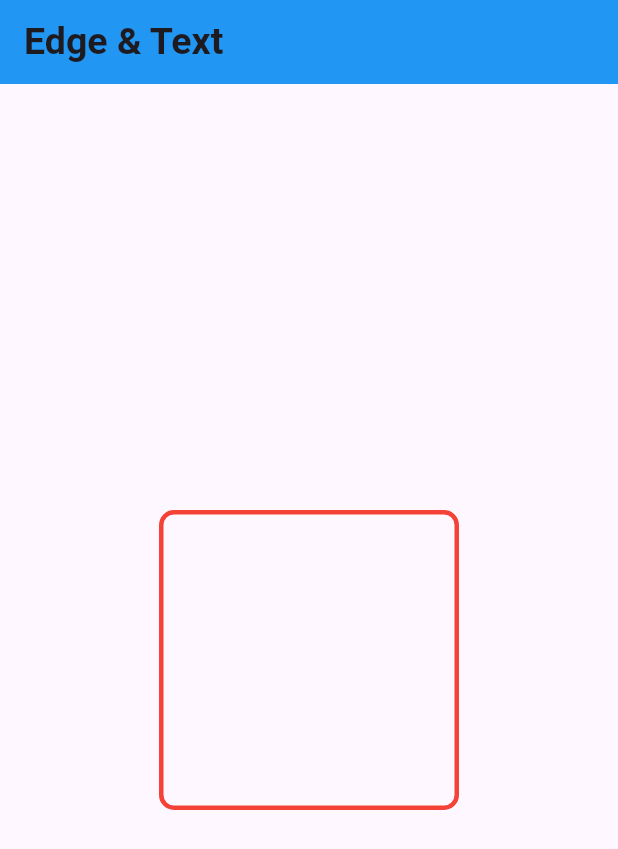
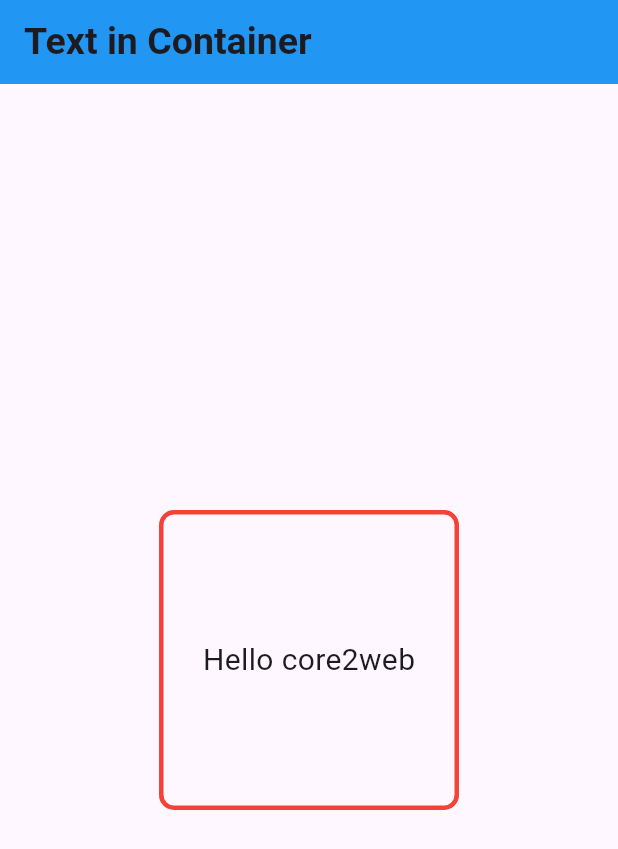
Before and after one commit to flutterrushikesh/Daily-Flash-flutter, a Flutter app: the screen it shows after launch, on a phone screen of 412 x 824 dp. Shown: the top 849 px of the screen. Run offline on Flutter 3.47's test engine with Material 3 defaults, Android fonts, the phone set to English and light mode, and no system bars.

```diff
--- a/Day2/Assignment6/text_in_container/lib/main.dart
+++ b/Day2/Assignment6/text_in_container/lib/main.dart
@@ -11,7 +11,7 @@ class MyApp extends StatelessWidget {
       home: Scaffold(
         appBar: AppBar(
           title: const Text(
-            "Edge & Text",
+            "Text in Container",
             style: TextStyle(
               fontWeight: FontWeight.w700,
               fontSize: 25,
@@ -32,6 +32,12 @@ class MyApp extends StatelessWidget {
                 color: Colors.red,
               ),
             ),
+            child: const Center(
+              child: Text(
+                "Hello core2web",
+                style: TextStyle(fontSize: 20),
+              ),
+            ),
           ),
         ),
       ),
```
